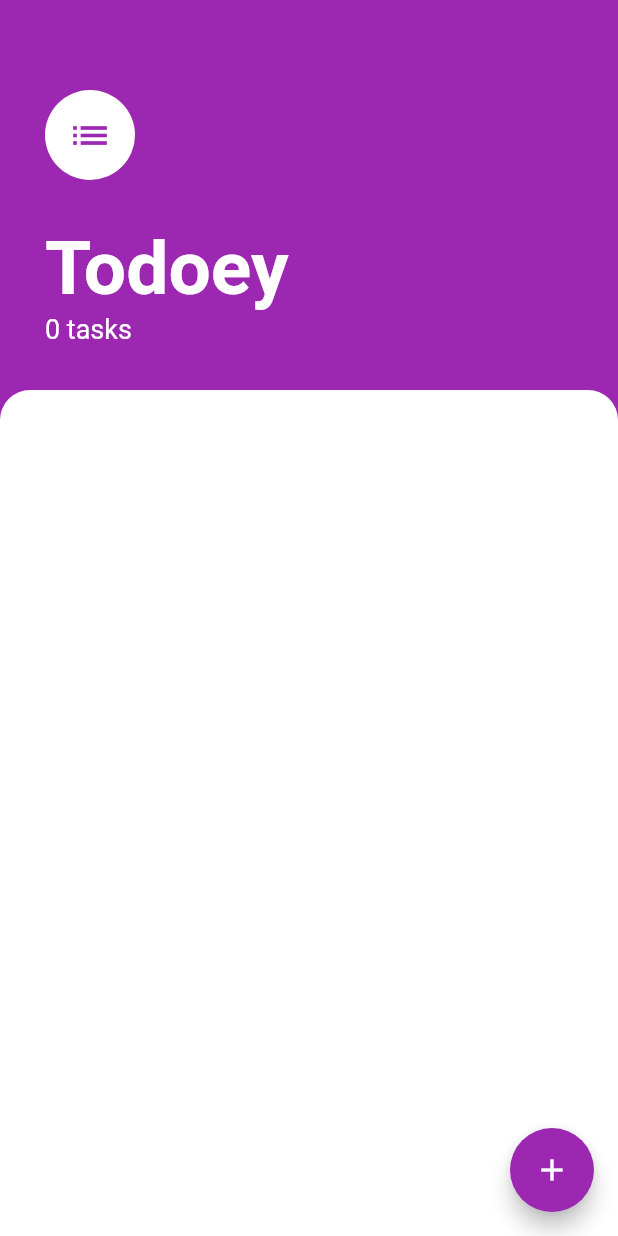
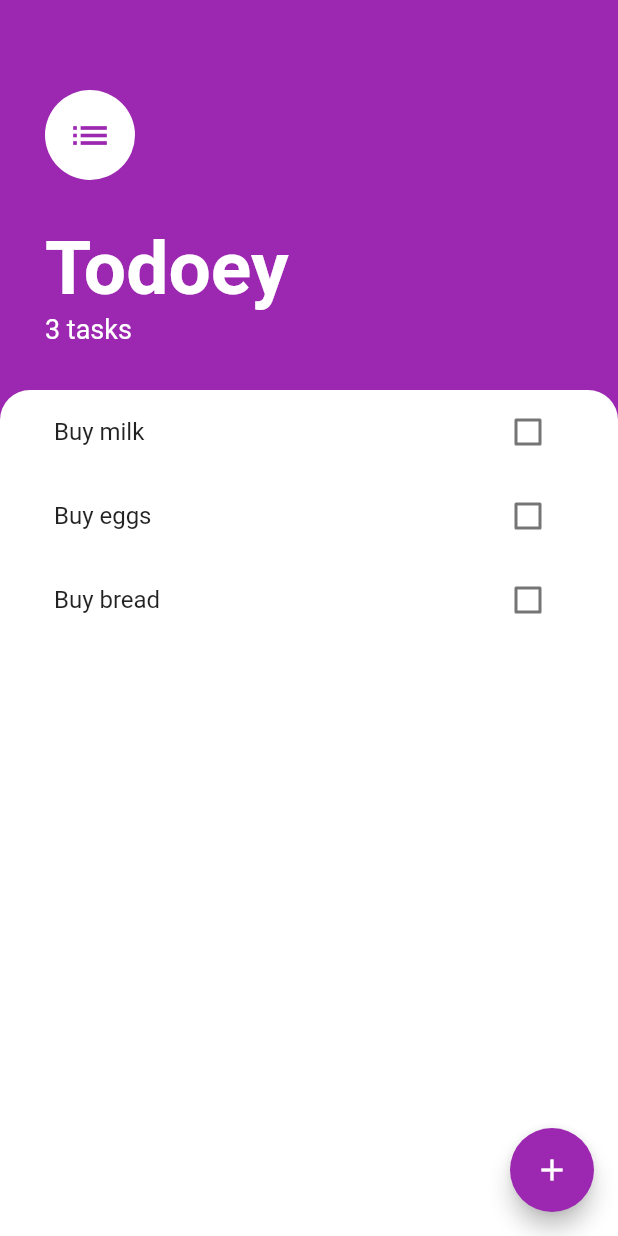
Before and after one commit to freitaspedro/mtodoey_flutter, a Flutter app: the screen it shows after launch, on a phone screen of 412 x 824 dp. Run offline on Flutter 3.47's test engine with Material 2 defaults, Android fonts, the phone set to English and light mode, and no system bars.

```diff
--- a/lib/main.dart
+++ b/lib/main.dart
@@ -1,5 +1,7 @@
 import 'package:flutter/material.dart';
+import 'package:mtodoey_flutter/models/task_data.dart';
 import 'package:mtodoey_flutter/screens/tasks_screen.dart';
+import 'package:provider/provider.dart';
 
 void main() => runApp(const MyApp());
 
@@ -8,8 +10,11 @@ class MyApp extends StatelessWidget {
 
   @override
   Widget build(BuildContext context) {
-    return const MaterialApp(
-      home: TasksScreen(),
+    return ChangeNotifierProvider(
+      create: (context) => TaskData(),
+      child: const MaterialApp(
+        home: TasksScreen(),
+      ),
     );
   }
 }
--- /dev/null
+++ b/lib/models/task_data.dart
@@ -0,0 +1,28 @@
+import 'dart:collection';
+
+import 'package:flutter/cupertino.dart';
+import 'package:mtodoey_flutter/models/task.dart';
+
+class TaskData extends ChangeNotifier {
+
+  final List<Task> _tasks = [
+    Task(name: 'Buy milk'),
+    Task(name: 'Buy eggs'),
+    Task(name: 'Buy bread'),
+  ];
+
+  UnmodifiableListView<Task> get tasks {
+    return UnmodifiableListView(_tasks);
+  }
+
+  int get taskCount {
+    return _tasks.length;
+  }
+
+  void addTask(String newTaskTitle) {
+    final task = Task(name: newTaskTitle);
+    _tasks.add(task);
+    notifyListeners();
+  }
+
+}
--- a/lib/screens/tasks_screen.dart
+++ b/lib/screens/tasks_screen.dart
@@ -1,18 +1,12 @@
 import 'package:flutter/material.dart';
+import 'package:mtodoey_flutter/models/task_data.dart';
 import 'package:mtodoey_flutter/screens/add_task_screen.dart';
 import 'package:mtodoey_flutter/widgets/tasks_list.dart';
-import 'package:mtodoey_flutter/models/task.dart';
 import 'package:mtodoey_flutter/constants.dart';
+import 'package:provider/provider.dart';
 
-class TasksScreen extends StatefulWidget {
+class TasksScreen extends StatelessWidget {
   const TasksScreen({super.key});
-
-  @override
-  State<TasksScreen> createState() => _TasksScreenState();
-}
-
-class _TasksScreenState extends State<TasksScreen> {
-  List<Task> tasks = [];
 
   @override
   Widget build(BuildContext context) {
@@ -29,17 +23,7 @@ class _TasksScreenState extends State<TasksScreen> {
                   padding: EdgeInsets.only(
                       bottom: MediaQuery.of(context).viewInsets.bottom
                   ),
-                  child: AddTaskScreen(
-                    addTaskCallback:
-                      (newValue) {
-                        setState(() {
-                          if (newValue != null) {
-                            tasks.add(Task(name: newValue, isDone: false));
-                          }
-                        });
-                        Navigator.pop(context);
-                      },
-                  ),
+                  child: AddTaskScreen(),
                 ),
               ),
           );
@@ -76,7 +60,7 @@ class _TasksScreenState extends State<TasksScreen> {
                   ),
                 ),
                 Text(
-                  '${tasks.length} tasks',
+                  '${Provider.of<TaskData>(context).taskCount} tasks',
                   style: const TextStyle(
                     color: Colors.white,
                     fontSize: 18.0,
@@ -89,7 +73,7 @@ class _TasksScreenState extends State<TasksScreen> {
             child: Container(
               padding: const EdgeInsets.symmetric(horizontal: 20.0),
               decoration: kBoxDecoration,
-              child: TasksList(tasks: tasks),
+              child: const TasksList(),
             ),
           ),
         ],
--- a/lib/widgets/tasks_list.dart
+++ b/lib/widgets/tasks_list.dart
@@ -1,34 +1,30 @@
 import 'package:flutter/cupertino.dart';
 import 'package:mtodoey_flutter/widgets/task_tile.dart';
-import 'package:mtodoey_flutter/models/task.dart';
+import 'package:mtodoey_flutter/models/task_data.dart';
+import 'package:provider/provider.dart';
 
-class TasksList extends StatefulWidget {
-
-  final List<Task> tasks;
-
-  const TasksList({super.key, required this.tasks});
-
-  @override
-  State<TasksList> createState() => _TasksListState();
-}
-
-class _TasksListState extends State<TasksList> {
+class TasksList extends StatelessWidget {
+  const TasksList({super.key});
 
   @override
   Widget build(BuildContext context) {
-    return ListView.builder(
-      itemBuilder: (context, index) {
-        return TaskTile(
-          taskTitle: widget.tasks[index].name,
-          isChecked: widget.tasks[index].isDone,
-          checkboxCallback: (checkboxState) {
-            setState(() {
-              widget.tasks[index].toggleDone();
-            });
+    return Consumer<TaskData>(
+      builder: (context, taskData, child) {
+        return ListView.builder(
+          itemBuilder: (context, index) {
+            return TaskTile(
+              taskTitle: taskData.tasks[index].name,
+              isChecked: taskData.tasks[index].isDone,
+              checkboxCallback: (checkboxState) {
+                // setState(() {
+                //   widget.tasks[index].toggleDone();
+                // });
+              },
+            );
           },
+          itemCount: taskData.taskCount,
         );
       },
-      itemCount: widget.tasks.length,
     );
   }
 }
--- a/pubspec.yaml
+++ b/pubspec.yaml
@@ -35,6 +35,7 @@ dependencies:
   # The following adds the Cupertino Icons font to your application.
   # Use with the CupertinoIcons class for iOS style icons.
   cupertino_icons: ^1.0.2
+  provider: ^6.0.5
 
 dev_dependencies:
   flutter_test:
```
Also changed, not shown: lib/screens/add_task_screen.dart (+6 -5 lines), pubspec.lock.
